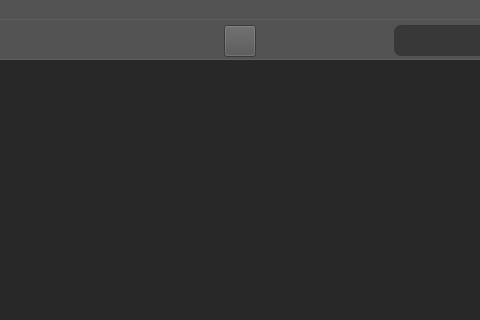
Before: the Qt Designer form resource/gui/GUI.ui in dthung1602/NetworkVisualization, drawn with Qt 5; both pictures show x 536 to 1016 and y 0 to 320 of the 1366 by 835 pixel window.
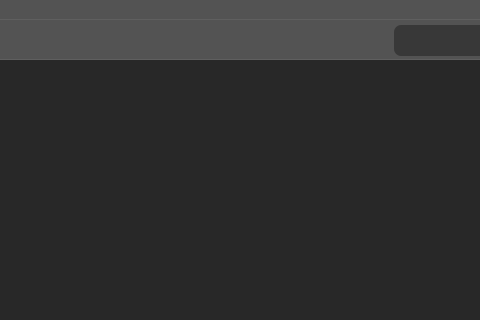
After: the same form once the commit is applied. Icons and pictures are not drawn.

Diff of the .ui file:
```diff
--- a/resource/gui/GUI.ui
+++ b/resource/gui/GUI.ui
@@ -710,7 +710,7 @@
       <string>&lt;html&gt;&lt;head/&gt;&lt;body style=&quot;background-color: #dddddd; border-radius: 5px;&quot;&gt;&lt;img src=&quot;resource/gui/tooltip/bottleneck.png&quot;&gt;&lt;p&gt;&lt;strong&gt;Find the bottleneck&lt;/strong&gt;&lt;br/&gt;Bottlenecks are colored red&lt;/p&gt;&lt;/body&gt;&lt;/html&gt;</string>
      </property>
      <property name="styleSheet">
-      <string notr="true">#findBottleNeckBtn{
+      <string notr="true">#filter_dialog_btn{
 background-color: transparent;
 border-image: url(&quot;resource/gui/tool/bottleneck.png&quot;);
 background: none;
```
Left out of the diff: 10 changed lines with no effect on the pictures.
